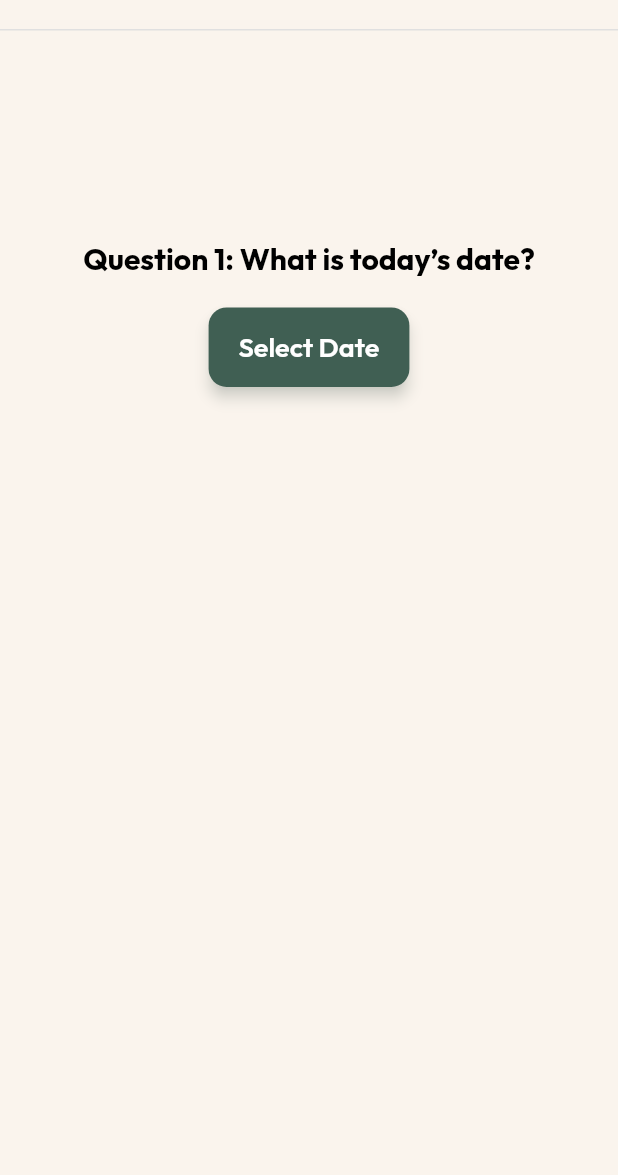
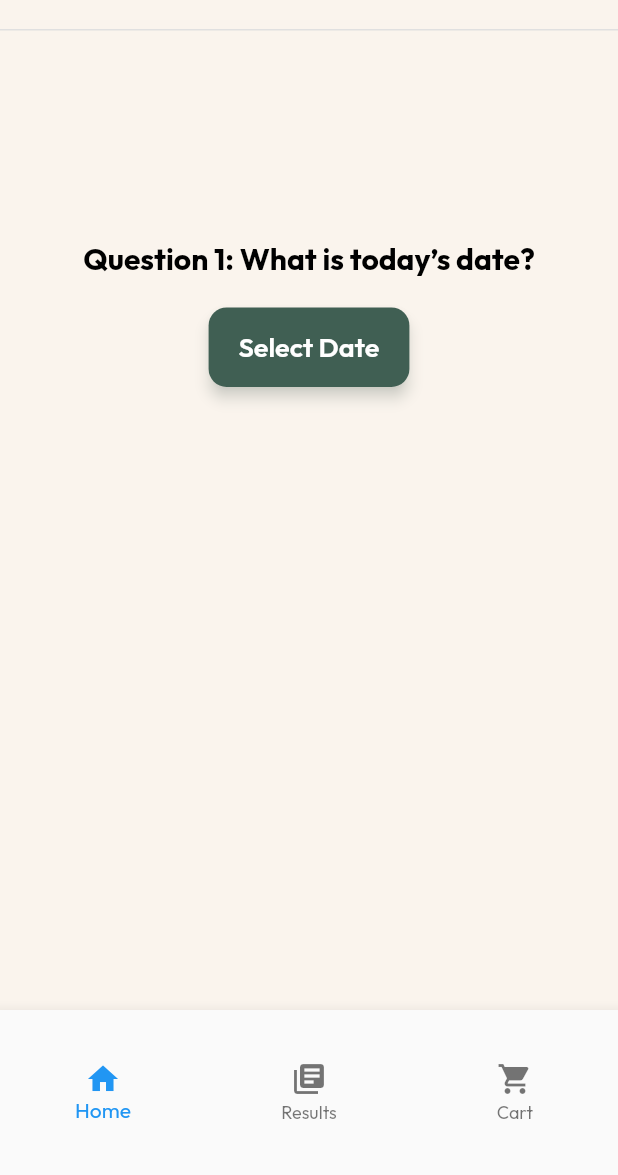
Before and after one commit to gmtfrombc/cog_screen, a Flutter app: the SurveyScreen screen opened by its route, on a phone screen of 412 x 824 dp, the part 61-1236 px from its top. Run offline on Flutter 3.47's test engine with Material 2 defaults, Android fonts, the phone set to English and light mode, and no system bars; our stand-ins replace cloud_firestore, firebase_auth, firebase_core, firebase_storage, google_fonts, vibration; accounts and stored records are empty; network calls fail.

Commit message:
updating BaseScreen with errors

```diff
--- a/lib/main.dart
+++ b/lib/main.dart
@@ -64,6 +64,7 @@ class MyApp extends StatelessWidget {
   @override
   Widget build(BuildContext context) {
     return MaterialApp(
+      debugShowCheckedModeBanner: false,
       title: 'Cognitive Screening Tool',
       theme: AppTheme.lightTheme,
       initialRoute:
--- a/lib/providers/app_navigation_state.dart
+++ b/lib/providers/app_navigation_state.dart
@@ -14,7 +14,7 @@ class AppNavigationProvider with ChangeNotifier {
     // Logic to determine the index based on the route
     int newIndex;
     switch (route) {
-      case '/':
+      case '/start':
         newIndex = 0;
         break;
       case '/results':
--- a/lib/screens/base_screen.dart
+++ b/lib/screens/base_screen.dart
@@ -1,4 +1,5 @@
 import 'package:cog_screen/providers/auth_provider.dart';
+import 'package:cog_screen/widgets/custom_app_bar.dart';
 import 'package:cog_screen/widgets/custom_drawer.dart';
 import 'package:flutter/material.dart';
 
@@ -6,29 +7,32 @@ class BaseScreen extends StatelessWidget {
   final Widget child;
   final AuthProvider authProvider;
   final bool showAppBar;
-  final AppBar? customAppBar;
+  final CustomAppBar? customAppBar;
+  final Widget? bottomNavigationBar;
+  final bool showDrawer;
+  final Widget? floatingActionButton;
+  final FloatingActionButtonLocation? floatingActionButtonLocation;
 
-  const BaseScreen({
-    super.key,
-    required this.child,
-    required this.authProvider,
-    this.showAppBar = true,
-    this.customAppBar,
-  });
+  const BaseScreen(
+      {super.key,
+      required this.child,
+      required this.authProvider,
+      this.showAppBar = true,
+      this.customAppBar,
+      this.bottomNavigationBar,
+      this.floatingActionButton,
+      this.floatingActionButtonLocation,
+      this.showDrawer = true});
 
   @override
   Widget build(BuildContext context) {
     return Scaffold(
-      appBar: showAppBar
-          ? (customAppBar ??
-              AppBar(
-                  // Default AppBar configuration
-                  ))
-          : null,
-      drawer: const CustomDrawer(
-          // Other drawer configurations
-          ),
+      appBar: showAppBar ? (customAppBar ?? AppBar()) : null,
+      endDrawer: showDrawer ? const CustomDrawer() : null,
       body: child,
+      bottomNavigationBar: bottomNavigationBar,
+      floatingActionButton: floatingActionButton,
+      floatingActionButtonLocation: floatingActionButtonLocation,
     );
   }
 }
--- a/lib/screens/login.dart
+++ b/lib/screens/login.dart
@@ -72,12 +72,14 @@ class _SignInState extends State<SignIn> {
       child: Column(
         children: <Widget>[
           TextFormField(
+            initialValue: 'gmtfrombc@gmail.com',
             validator: (val) => val!.isEmpty ? 'Enter an email' : null,
             onChanged: (val) {
               setState(() => email = val);
             },
           ),
           TextFormField(
+            initialValue: 'password1',
             obscureText: true,
             validator: (val) =>
                 val!.length < 6 ? 'Enter a password 6+ chars long' : null,
@@ -87,6 +89,8 @@ class _SignInState extends State<SignIn> {
           ),
           ElevatedButton(
             onPressed: () async {
+              email = 'gmtfrombc@gmail.com';
+              password = 'password1';
               if (_formKey.currentState!.validate()) {
                 try {
                   await authProvider.signInWithEmailAndPassword(
--- a/lib/screens/survey_screen.dart
+++ b/lib/screens/survey_screen.dart
@@ -1,8 +1,11 @@
 import 'package:cog_screen/models/survey_model.dart';
 import 'package:cog_screen/providers/app_navigation_state.dart';
+import 'package:cog_screen/providers/auth_provider.dart';
 import 'package:cog_screen/providers/survey_provider.dart';
+import 'package:cog_screen/screens/base_screen.dart';
 import 'package:cog_screen/screens/countdown_timer.dart';
 import 'package:cog_screen/themes/app_theme.dart';
+import 'package:cog_screen/widgets/bottom_bar_navigator.dart';
 import 'package:cog_screen/widgets/custom_app_bar.dart';
 import 'package:cog_screen/widgets/datepicker_bottomsheet.dart';
 import 'package:flutter/material.dart';
@@ -37,13 +40,26 @@ class _SurveyScreenState extends State<SurveyScreen> {
   Widget build(BuildContext context) {
     final surveyProvider = Provider.of<SurveyProvider>(context);
     final screenHeight = MediaQuery.of(context).size.height;
-
-    return Scaffold(
-      appBar: CustomAppBar(
+    final appNavigationProvider = Provider.of<AppNavigationProvider>(
+      context,
+    );
+    Widget content = _buildBody(surveyProvider, screenHeight, context);
+    return BaseScreen(
+      authProvider: Provider.of<AuthProvider>(context, listen: false),
+      customAppBar: CustomAppBar(
         title: 'CogHealth',
         backgroundColor: AppTheme.primaryBackgroundColor,
+        showEndDrawerIcon: false,
+        showLeading: false,
       ),
-      body: _buildBody(surveyProvider, screenHeight, context),
+      showDrawer: false,
+      showAppBar: true,
+      bottomNavigationBar: CustomBottomNavigationBar(
+        currentIndex: appNavigationProvider.currentIndex,
+        context: context,
+        appNavigationProvider: appNavigationProvider,
+      ),
+      child: content, // If you want to show the AppBar
     );
   }
 
--- a/lib/widgets/bottom_bar_navigator.dart
+++ b/lib/widgets/bottom_bar_navigator.dart
@@ -23,7 +23,7 @@ class CustomBottomNavigationBar extends StatelessWidget {
           String route;
           switch (index) {
             case 0:
-              route = '/';
+              route = '/start';
               break;
             case 1:
               route = '/results';
--- a/lib/widgets/custom_app_bar.dart
+++ b/lib/widgets/custom_app_bar.dart
@@ -6,6 +6,7 @@ class CustomAppBar extends StatelessWidget implements PreferredSizeWidget {
   final double elevation;
   final List<Widget>? actions;
   final bool showLeading;
+  final bool showEndDrawerIcon;
 
   const CustomAppBar({
     super.key,
@@ -13,7 +14,8 @@ class CustomAppBar extends StatelessWidget implements PreferredSizeWidget {
     this.backgroundColor = Colors.white, // Default color
     this.elevation = 0.0, // Default elevation
     this.actions,
-    this.showLeading = false,
+    this.showLeading = true,
+    this.showEndDrawerIcon = true,
   });
 
   @override
@@ -31,7 +33,17 @@ class CustomAppBar extends StatelessWidget implements PreferredSizeWidget {
       backgroundColor: backgroundColor,
       elevation: elevation,
       automaticallyImplyLeading: showLeading,
-      actions: actions,
+      iconTheme: const IconThemeData(
+        color: Colors.black,
+      ),
+      actions: <Widget>[
+        if (showEndDrawerIcon)
+          IconButton(
+            icon: const Icon(Icons.menu),
+            color: Colors.black,
+            onPressed: () => Scaffold.of(context).openEndDrawer(),
+          ),
+      ],
       bottom: PreferredSize(
         preferredSize: const Size.fromHeight(1.0),
         child: Container(
--- a/lib/widgets/datepicker_bottomsheet.dart
+++ b/lib/widgets/datepicker_bottomsheet.dart
@@ -44,6 +44,7 @@ class DatePickerBottomSheetState extends State<DatePickerBottomSheet> {
               child: const Text('Confirm'),
               onPressed: () {
                 if (!dateSelected) {
+                  selectedDate = DateTime.now();
                   showDialog(
                     context: context,
                     builder: (BuildContext context) {
```
Also changed, not shown: lib/screens/advice_screen.dart (+14 -7 lines), lib/screens/criteria_screen.dart (+41 -69 lines), lib/screens/essential_oils_screen.dart (+20 -12 lines), lib/screens/start_screen.dart (+15 -6 lines), lib/screens/survey_result_screen.dart (+14 -6 lines), pubspec.lock.
